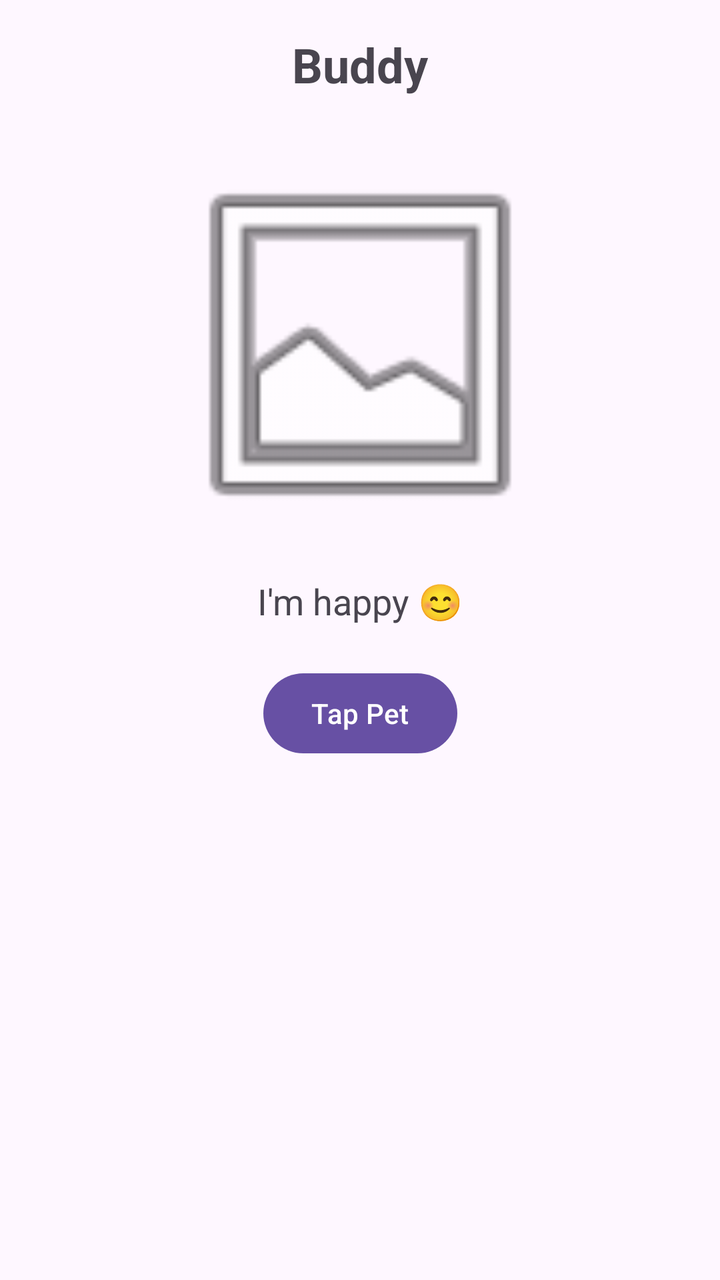
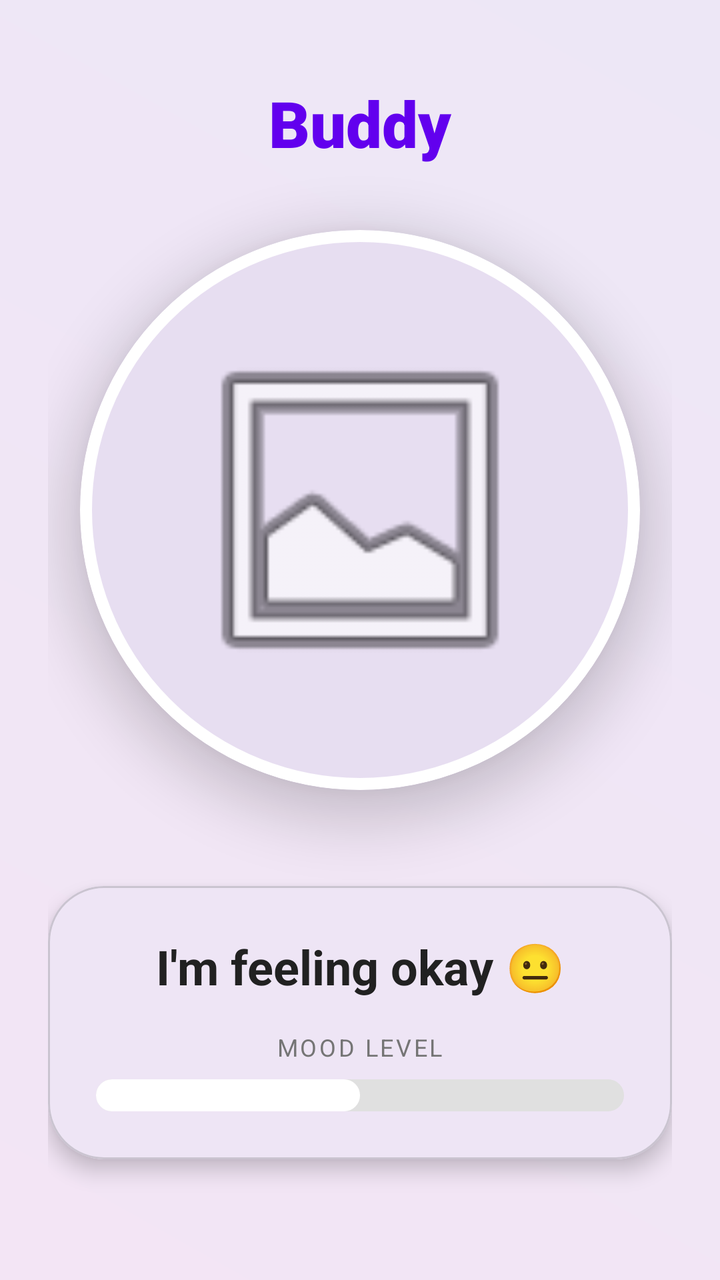

Compare the two renders of this Android layout. The source of the first and the diff that turns it into the second are given below.
<!-- AndroidManifest.xml: application theme Theme.MUCAssignment1 -->
<!-- res/layout/activity_pet.xml -->
<?xml version="1.0" encoding="utf-8"?>
<androidx.constraintlayout.widget.ConstraintLayout
    xmlns:android="http://schemas.android.com/apk/res/android"
    xmlns:app="http://schemas.android.com/apk/res-auto"
    android:layout_width="match_parent"
    android:layout_height="match_parent"
    android:padding="16dp">

    
    <TextView
        android:id="@+id/tvPetName"
        android:layout_width="wrap_content"
        android:layout_height="wrap_content"
        android:text="Buddy"
        android:textSize="24sp"
        android:textStyle="bold"
        app:layout_constraintTop_toTopOf="parent"
        app:layout_constraintStart_toStartOf="parent"
        app:layout_constraintEnd_toEndOf="parent"/>

    
    <ImageView
        android:id="@+id/imgPet"
        android:layout_width="200dp"
        android:layout_height="200dp"
        android:src="@android:drawable/ic_menu_gallery"
        android:contentDescription="Pet"
        app:layout_constraintTop_toBottomOf="@id/tvPetName"
        app:layout_constraintStart_toStartOf="parent"
        app:layout_constraintEnd_toEndOf="parent"
        android:layout_marginTop="24dp"/>

    
    <TextView
        android:id="@+id/tvStatus"
        android:layout_width="wrap_content"
        android:layout_height="wrap_content"
        android:text="I'm happy 😊"
        android:textSize="18sp"
        app:layout_constraintTop_toBottomOf="@id/imgPet"
        app:layout_constraintStart_toStartOf="parent"
        app:layout_constraintEnd_toEndOf="parent"
        android:layout_marginTop="16dp"/>

    
    <Button
        android:id="@+id/btnTap"
        android:layout_width="wrap_content"
        android:layout_height="wrap_content"
        android:text="Tap Pet"
        app:layout_constraintTop_toBottomOf="@id/tvStatus"
        app:layout_constraintStart_toStartOf="parent"
        app:layout_constraintEnd_toEndOf="parent"
        android:layout_marginTop="20dp"/>

</androidx.constraintlayout.widget.ConstraintLayout>
<!-- resources referenced by this layout -->
<resources>
  <style name="Theme.MUCAssignment1" parent="Base.Theme.MUCAssignment1" />
  <style name="Base.Theme.MUCAssignment1" parent="Theme.Material3.DayNight.NoActionBar">
          
          
      </style>
</resources>

<!-- the commit's change to res/layout/activity_pet.xml (unified diff, before → after) -->
@@ -2,9 +2,11 @@
 <androidx.constraintlayout.widget.ConstraintLayout
     xmlns:android="http://schemas.android.com/apk/res/android"
     xmlns:app="http://schemas.android.com/apk/res-auto"
+    xmlns:tools="http://schemas.android.com/tools"
     android:layout_width="match_parent"
     android:layout_height="match_parent"
-    android:padding="16dp">
+    android:background="@drawable/bg_gradient"
+    android:padding="24dp">
 
     
     <TextView
@@ -12,45 +14,125 @@
         android:layout_width="wrap_content"
         android:layout_height="wrap_content"
         android:text="Buddy"
-        android:textSize="24sp"
+        android:textColor="@color/primary"
+        android:textSize="32sp"
         android:textStyle="bold"
+        android:fontFamily="sans-serif-black"
         app:layout_constraintTop_toTopOf="parent"
-        app:layout_constraintStart_toStartOf="parent"
-        app:layout_constraintEnd_toEndOf="parent"/>
-
-    
-    <ImageView
-        android:id="@+id/imgPet"
-        android:layout_width="200dp"
-        android:layout_height="200dp"
-        android:src="@android:drawable/ic_menu_gallery"
-        android:contentDescription="Pet"
-        app:layout_constraintTop_toBottomOf="@id/tvPetName"
-        app:layout_constraintStart_toStartOf="parent"
-        app:layout_constraintEnd_toEndOf="parent"
-        android:layout_marginTop="24dp"/>
-
-    
-    <TextView
-        android:id="@+id/tvStatus"
-        android:layout_width="wrap_content"
-        android:layout_height="wrap_content"
-        android:text="I'm happy 😊"
-        android:textSize="18sp"
-        app:layout_constraintTop_toBottomOf="@id/imgPet"
         app:layout_constraintStart_toStartOf="parent"
         app:layout_constraintEnd_toEndOf="parent"
         android:layout_marginTop="16dp"/>
 
     
-    <Button
-        android:id="@+id/btnTap"
-        android:layout_width="wrap_content"
+    <com.google.android.material.card.MaterialCardView
+        android:id="@+id/petCard"
+        android:layout_width="280dp"
+        android:layout_height="280dp"
+        android:layout_marginTop="32dp"
+        app:cardCornerRadius="140dp"
+        app:strokeWidth="6dp"
+        app:strokeColor="@color/white"
+        app:cardElevation="16dp"
+        app:layout_constraintTop_toBottomOf="@id/tvPetName"
+        app:layout_constraintStart_toStartOf="parent"
+        app:layout_constraintEnd_toEndOf="parent">
+
+        <ImageView
+            android:id="@+id/imgPet"
+            android:layout_width="match_parent"
+            android:layout_height="match_parent"
+            android:padding="48dp"
+            android:scaleType="fitCenter"
+            android:src="@android:drawable/ic_menu_gallery"/>
+    </com.google.android.material.card.MaterialCardView>
+
+    
+    <com.google.android.material.card.MaterialCardView
+        android:id="@+id/statusCard"
+        android:layout_width="0dp"
         android:layout_height="wrap_content"
-        android:text="Tap Pet"
-        app:layout_constraintTop_toBottomOf="@id/tvStatus"
+        android:layout_marginTop="48dp"
+        app:cardCornerRadius="28dp"
+        app:cardElevation="6dp"
+        app:layout_constraintTop_toBottomOf="@id/petCard"
+        app:layout_constraintStart_toStartOf="parent"
+        app:layout_constraintEnd_toEndOf="parent">
+
+        <LinearLayout
+            android:layout_width="match_parent"
+            android:layout_height="wrap_content"
+            android:orientation="vertical"
+            android:padding="24dp"
+            android:gravity="center">
+
+            <TextView
+                android:id="@+id/tvStatus"
+                android:layout_width="wrap_content"
+                android:layout_height="wrap_content"
+                android:text="I'm feeling okay 😐"
+                android:textColor="@color/text_main"
+                android:textSize="24sp"
+                android:textStyle="bold"
+                android:textAlignment="center"/>
+
+            <TextView
+                android:layout_width="wrap_content"
+                android:layout_height="wrap_content"
+                android:text="Mood Level"
+                android:textSize="12sp"
+                android:layout_marginTop="16dp"
+                android:textColor="#757575"
+                android:textAllCaps="true"
+                android:letterSpacing="0.1"/>
+
+            <ProgressBar
+                android:id="@+id/moodBar"
+                style="?android:attr/progressBarStyleHorizontal"
+                android:layout_width="match_parent"
+                android:layout_height="16dp"
+                android:layout_marginTop="8dp"
+                android:max="100"
+                android:progress="50"
+                android:progressDrawable="@drawable/custom_progress_drawable" />
+        </LinearLayout>
+    </com.google.android.material.card.MaterialCardView>
+
+    
+    <LinearLayout
+        android:layout_width="0dp"
+        android:layout_height="wrap_content"
+        android:orientation="horizontal"
+        android:layout_marginTop="32dp"
+        app:layout_constraintTop_toBottomOf="@id/statusCard"
         app:layout_constraintStart_toStartOf="parent"
         app:layout_constraintEnd_toEndOf="parent"
-        android:layout_marginTop="20dp"/>
+        android:weightSum="2">
+
+        <com.google.android.material.button.MaterialButton
+            android:id="@+id/btnGoodTouch"
+            android:layout_width="0dp"
+            android:layout_height="75dp"
+            android:layout_weight="1"
+            android:layout_marginEnd="10dp"
+            android:text="TREAT 🍪"
+            android:textSize="18sp"
+            android:textStyle="bold"
+            app:cornerRadius="20dp"
+            app:elevation="4dp"
+            style="@style/Widget.MaterialComponents.Button"/>
+
+        <com.google.android.material.button.MaterialButton
+            android:id="@+id/btnBadTouch"
+            android:layout_width="0dp"
+            android:layout_height="75dp"
+            android:layout_weight="1"
+            android:layout_marginStart="10dp"
+            android:text="POKE 👉"
+            android:textSize="18sp"
+            android:textStyle="bold"
+            app:cornerRadius="20dp"
+            style="@style/Widget.MaterialComponents.Button.OutlinedButton"
+            app:strokeWidth="2dp"/>
+    </LinearLayout>
 
 </androidx.constraintlayout.widget.ConstraintLayout>
<!-- resource entries referenced after the edit -->
@@ -1,5 +1,34 @@
 <!-- resources referenced by this layout -->
 <resources>
+  <color name="primary">#6200EE</color>
+  <color name="text_main">#212121</color>
+  <color name="white">#FFFFFFFF</color>
+  <!-- drawable bg_gradient (drawable) -->
+  <?xml version="1.0" encoding="utf-8"?>
+  <shape xmlns:android="http://schemas.android.com/apk/res/android">
+      <gradient
+          android:startColor="#F3E5F5"
+          android:endColor="#EDE7F6"
+          android:angle="45"/>
+  </shape>
+  <!-- drawable custom_progress_drawable (drawable) -->
+  <?xml version="1.0" encoding="utf-8"?>
+  <layer-list xmlns:android="http://schemas.android.com/apk/res/android">
+      <item android:id="@android:id/background">
+          <shape>
+              <corners android:radius="10dp" />
+              <solid android:color="#E0E0E0" />
+          </shape>
+      </item>
+      <item android:id="@android:id/progress">
+          <scale android:scaleWidth="100%">
+              <shape>
+                  <corners android:radius="10dp" />
+                  <solid android:color="@color/white" />
+              </shape>
+          </scale>
+      </item>
+  </layer-list>
   <style name="Theme.MUCAssignment1" parent="Base.Theme.MUCAssignment1" />
   <style name="Base.Theme.MUCAssignment1" parent="Theme.Material3.DayNight.NoActionBar">
           
